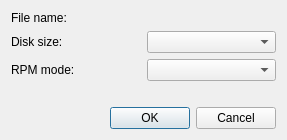
The window that src/qt/qt_newfloppydialog.ui (86Box/86Box) describes before a commit, drawn with Qt 5.
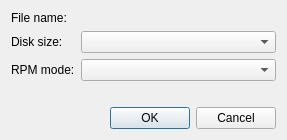
The same window after the commit. Custom widgets are drawn as their Qt base class.

```diff
--- a/src/qt/qt_newfloppydialog.ui
+++ b/src/qt/qt_newfloppydialog.ui
@@ -13,11 +13,38 @@
   <property name="windowTitle">
    <string>New Image</string>
   </property>
-  <layout class="QGridLayout" name="gridLayout">
-   <item row="2" column="1">
+  <layout class="QFormLayout" name="formLayout">
+   <item row="0" column="0">
+    <widget class="QLabel" name="label_2">
+     <property name="text">
+      <string>File name:</string>
+     </property>
+    </widget>
+   </item>
+   <item row="0" column="1">
+    <widget class="FileField" name="fileField" native="true"/>
+   </item>
+   <item row="1" column="0">
+    <widget class="QLabel" name="label">
+     <property name="text">
+      <string>Disk size:</string>
+     </property>
+    </widget>
+   </item>
+   <item row="1" column="1">
     <widget class="QComboBox" name="comboBoxSize"/>
    </item>
-   <item row="4" column="0">
+   <item row="2" column="0">
+    <widget class="QLabel" name="labelRpm">
+     <property name="text">
+      <string>RPM mode:</string>
+     </property>
+    </widget>
+   </item>
+   <item row="2" column="1">
+    <widget class="QComboBox" name="comboBoxRpm"/>
+   </item>
+   <item row="3" column="0">
     <spacer name="verticalSpacer">
      <property name="orientation">
       <enum>Qt::Vertical</enum>
@@ -40,33 +67,6 @@
      </property>
     </widget>
    </item>
-   <item row="1" column="0">
-    <widget class="QLabel" name="label_2">
-     <property name="text">
-      <string>File name:</string>
-     </property>
-    </widget>
-   </item>
-   <item row="2" column="0">
-    <widget class="QLabel" name="label">
-     <property name="text">
-      <string>Disk size:</string>
-     </property>
-    </widget>
-   </item>
-   <item row="1" column="1">
-    <widget class="FileField" name="fileField" native="true"/>
-   </item>
-   <item row="3" column="0">
-    <widget class="QLabel" name="labelRpm">
-     <property name="text">
-      <string>RPM mode:</string>
-     </property>
-    </widget>
-   </item>
-   <item row="3" column="1">
-    <widget class="QComboBox" name="comboBoxRpm"/>
-   </item>
   </layout>
  </widget>
  <customwidgets>
```
Left out of the diff: 2 changed lines with no effect on the pictures.
